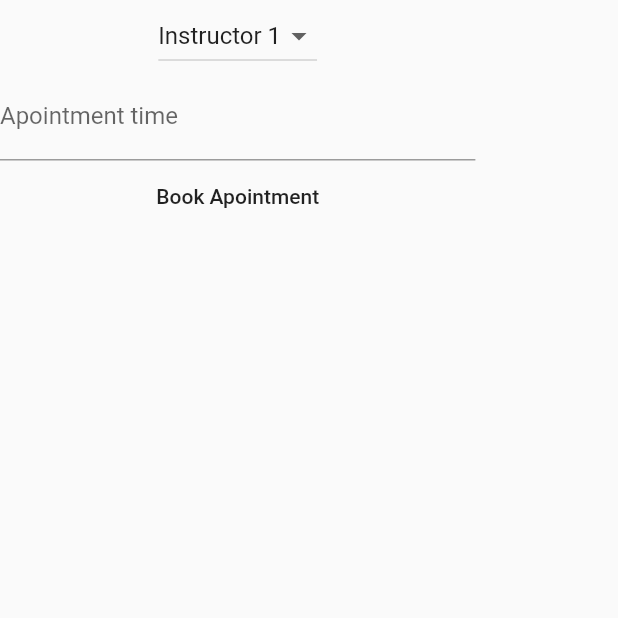
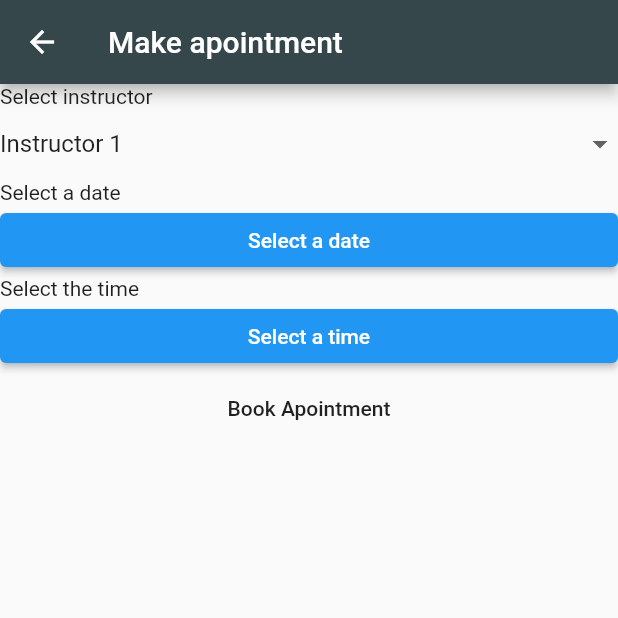
Before and after one commit to brendef/Baby-Gym-Booking-System, a Flutter app: the AddApointment screen opened directly, on a phone screen of 412 x 824 dp, the top half of it. Run offline on Flutter 3.47's test engine with Material 2 defaults, Android fonts, the phone set to English and light mode, and no system bars; our stand-ins replace cloud_firestore, firebase_auth, firebase_core; accounts and stored records are empty; network calls fail.

Commit message:
Working bookings but no styling

```diff
--- a/lib/firebase/flutterfire.dart
+++ b/lib/firebase/flutterfire.dart
@@ -1,5 +1,6 @@
 import 'package:cloud_firestore/cloud_firestore.dart';
 import 'package:firebase_auth/firebase_auth.dart';
+import 'package:flutter/material.dart';
 
 Future<bool> signIn(String email, String password) async {
   try {
@@ -45,24 +46,19 @@ void updateUserDetails(String name) {
   }
 }
 
-Future<bool> addApointment(String id, String time) async {
+Future<bool> addApointment(
+    String instructor, TimeOfDay? time, DateTime? date) async {
   try {
     String uid = FirebaseAuth.instance.currentUser!.uid;
-    var value = double.parse(time);
-    DocumentReference documentReference = FirebaseFirestore.instance
+    FirebaseFirestore.instance
         .collection('Users')
         .doc(uid)
         .collection('Apointments')
-        .doc(id);
-    FirebaseFirestore.instance.runTransaction((transaction) async {
-      DocumentSnapshot snapshot = await transaction.get(documentReference);
-      if (!snapshot.exists) {
-        documentReference.set({'Time': value});
-        return true;
-      }
-      double newTime = (snapshot.data() as dynamic)['Time'] + value;
-      transaction.update(documentReference, {'Time': newTime});
-      return true;
+        .doc(date.toString())
+        .set({
+      'Instructor': instructor,
+      'Time': '${time!.hour} ${time.minute}',
+      'Date': '${date!.day} ${date.month} ${date.year}'
     });
     throw ('error');
   } catch (error) {
@@ -70,6 +66,33 @@ Future<bool> addApointment(String id, String time) async {
     return false;
   }
 }
+
+// Original add apointment
+// Future<bool> addApointment(String instructor, String time) async {
+//   try {
+//     String uid = FirebaseAuth.instance.currentUser!.uid;
+//     var value = double.parse(time);
+//     DocumentReference documentReference = FirebaseFirestore.instance
+//         .collection('Users')
+//         .doc(uid)
+//         .collection('Apointments')
+//         .doc(instructor);
+//     FirebaseFirestore.instance.runTransaction((transaction) async {
+//       DocumentSnapshot snapshot = await transaction.get(documentReference);
+//       if (!snapshot.exists) {
+//         documentReference.set({'Time': value});
+//         return true;
+//       }
+//       double newTime = (snapshot.data() as dynamic)['Time'] + value;
+//       transaction.update(documentReference, {'Time': newTime});
+//       return true;
+//     });
+//     throw ('error');
+//   } catch (error) {
+//     print(error);
+//     return false;
+//   }
+// }
 
 // original register method
 // Future<bool> register(String email, String password) async {
--- a/lib/ui/screens/add_apointment.dart
+++ b/lib/ui/screens/add_apointment.dart
@@ -1,3 +1,4 @@
+import 'package:babygym/colors/app_theme.dart';
 import 'package:babygym/firebase/flutterfire.dart';
 import 'package:flutter/material.dart';
 
@@ -7,25 +8,34 @@ class AddApointment extends StatefulWidget {
 }
 
 class _AddApointmentState extends State<AddApointment> {
+  DateTime? _date;
+  TimeOfDay? _time;
+
   List<String> instructors = [
     "Instructor 1",
     "Instructor 2",
     "Instructor 3",
   ];
 
-  String dropdownValue = "Instructor 1";
-  TextEditingController _timeController = TextEditingController();
+  String instructor = "Instructor 1";
 
   @override
   Widget build(BuildContext context) {
-    return Material(
-      child: Column(
+    return Scaffold(
+      appBar: AppBar(
+        title: Text('Make apointment'),
+        backgroundColor: AppTheme.babygymPrimary,
+      ),
+      body: Column(
+        crossAxisAlignment: CrossAxisAlignment.stretch,
         children: [
-          DropdownButton(
-            value: dropdownValue,
+          Text('Select instructor'),
+          DropdownButtonHideUnderline(
+            child: DropdownButton(
+              value: instructor,
               onChanged: (value) {
                 setState(() {
-                dropdownValue = value.toString();
+                  instructor = value.toString();
                 });
               },
               items: instructors.map<DropdownMenuItem<String>>((value) {
@@ -35,19 +45,47 @@ class _AddApointmentState extends State<AddApointment> {
                 );
               }).toList(),
             ),
+          ),
           Container(
             width: MediaQuery.of(context).size.width / 1.3,
-            child: TextFormField(
-              controller: _timeController,
-              decoration: InputDecoration(
-                labelText: 'Apointment time',
+            child: Text(_date == null
+                ? 'Select a date'
+                : '${_date!.weekday} ${_date!.day} ${_date!.month} ${_date!.year}'),
           ),
+          ElevatedButton(
+            onPressed: () => showDatePicker(
+              context: context,
+              initialDate: _date ?? DateTime.now(),
+              firstDate: DateTime(2021),
+              lastDate: DateTime(2222),
+            ).then((date) {
+              setState(() {
+                _date = date;
+              });
+            }),
+            child: Text('Select a date'),
           ),
+          Container(
+            width: MediaQuery.of(context).size.width / 1.3,
+            child: Text(_time == null
+                ? 'Select the time'
+                : '${_time!.hour} : ${_time!.minute}'),
+          ),
+          ElevatedButton(
+            onPressed: () => showTimePicker(
+              context: context,
+              initialTime: _time ?? TimeOfDay(hour: 9, minute: 0),
+            ).then((time) {
+              setState(() {
+                _time = time;
+              });
+            }),
+            child: Text('Select a time'),
           ),
           Container(
             child: MaterialButton(
               onPressed: () async {
-                await addApointment(dropdownValue, _timeController.text);
+                await addApointment(instructor, _time, _date);
                 Navigator.of(context).pop();
               },
               child: Text('Book Apointment'),
```
Also changed, not shown: lib/ui/screens/home.dart (+33 -12 lines), lib/ui/screens/login.dart (+10 -4 lines), lib/ui/screens/register.dart (+10 -4 lines). Lines whose indentation alone changed are shown as unchanged.
